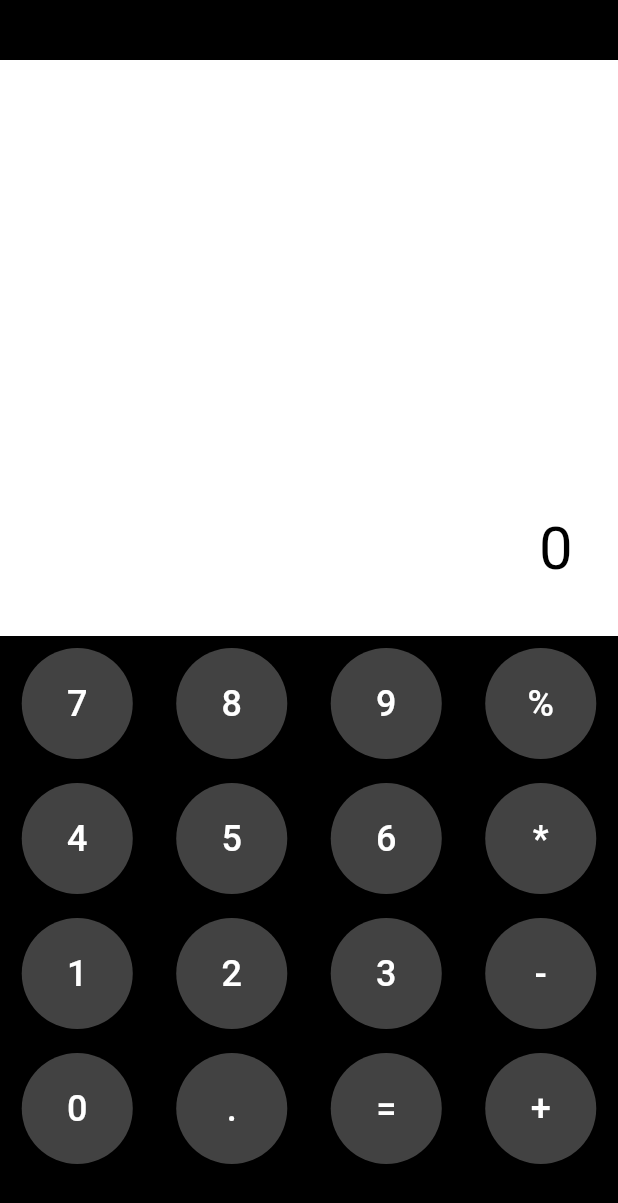
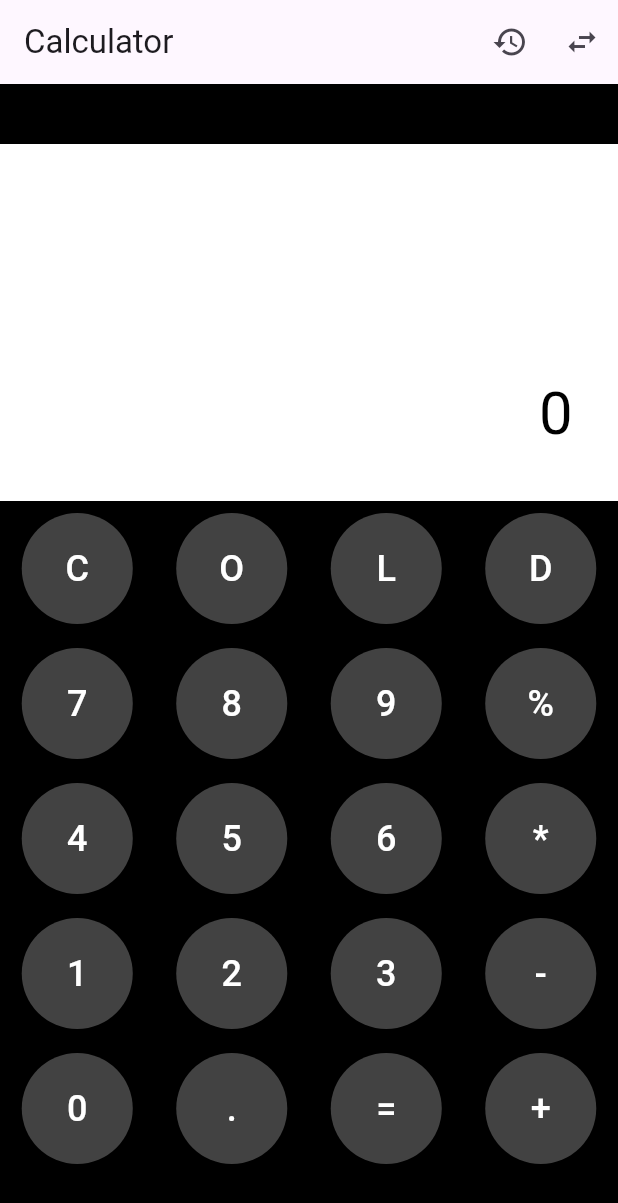
Before and after one commit to Panda0199/Calculator-with-logic, a Flutter app: the screen it shows after launch, on a phone screen of 412 x 824 dp. Shown: the top 1203 px of the screen. Run offline on Flutter 3.47's test engine with Material 3 defaults, Android fonts, the phone set to English and light mode, and no system bars; our stand-ins replace shared_preferences.

Commit message:
Add calculator app with converter and history

```diff
--- a/lib/main.dart
+++ b/lib/main.dart
@@ -1,4 +1,7 @@
 import 'package:flutter/material.dart';
+import 'controller/CalculatorController.dart';
+import 'converter_page.dart';
+import 'history_page.dart';
 
 void main() {
   runApp(MyApp());
@@ -15,10 +18,54 @@ class MyApp extends StatelessWidget {
   }
 }
 
-class CalculatorPage extends StatelessWidget {
+class CalculatorPage extends StatefulWidget {
+  @override
+  State<CalculatorPage> createState() => _CalculatorPageState();
+}
+
+class _CalculatorPageState extends State<CalculatorPage> {
+  final CalculatorController controller = CalculatorController();
+
+  @override
+  void dispose() {
+    controller.dispose();
+    super.dispose();
+  }
+
+  @override
+  void initState() {
+    super.initState();
+    controller.loadHistory();
+  }
+
   @override
   Widget build(BuildContext context) {
     return Scaffold(
+      appBar: AppBar(
+        title: const Text("Calculator"),
+        actions: [
+          IconButton(
+            icon: const Icon(Icons.history),
+            onPressed: () {
+              Navigator.push(
+                context,
+                MaterialPageRoute(
+                  builder: (context) => HistoryPage(controller: controller),
+                ),
+              );
+            },
+          ),
+          IconButton(
+            icon: const Icon(Icons.swap_horiz),
+            onPressed: () {
+              Navigator.push(
+                context,
+                MaterialPageRoute(builder: (context) => const ConverterPage()),
+              );
+            },
+          ),
+        ],
+      ),
       backgroundColor: Colors.black,
       body: Padding(
       padding: EdgeInsets.only(bottom: 40, top: 40),
@@ -26,24 +73,32 @@ class CalculatorPage extends StatelessWidget {
       children: [
       Expanded(
          child: Container(
-          color: Colors.white, // <-- add this
+         color: Colors.white,
         alignment: Alignment.bottomRight,
           padding: EdgeInsets.all(30),
-            child: Text(
-           "0",
+         child: ValueListenableBuilder<String>(
+           valueListenable: controller.display,
+          builder: (context, value, _) {
+           return Text(
+           value,
            style: TextStyle(
            fontSize: 40,
-           color: Colors.black, // text visible on white
+           color: Colors.black,
+           ),
+           );
+            },
              ),
            ),
             ),
+        Row(
+          children: [button("C"), button("O"), button("L"), button("D"),
+          ],
         ),
 
 
-          // Buttons
         Row(
               children: [
-              button("7"), button("8"), button("9"), button("%"),
+                button("7"), button("8"), button("9"), button("%"), // % = Clear
               ],
             ),
             Row(
@@ -57,7 +112,8 @@ class CalculatorPage extends StatelessWidget {
               ],
             ),
             Row(
-            children: [button("0"), button("."), button("="), button("+"),
+              children: [
+                button("0"), button("."), button("="), button("+"),
               ],
             ),
           ],
@@ -76,7 +132,9 @@ class CalculatorPage extends StatelessWidget {
             shape: CircleBorder(),
             padding: EdgeInsets.all(20),
           ),
-          onPressed: () {},
+          onPressed: () {
+            controller.press(text);
+          },
           child: Text(
             text,
             style: TextStyle(
--- /dev/null
+++ b/lib/model/CalculatorModel.dart
@@ -0,0 +1,17 @@
+class CalculatorModel {
+  String first = "";
+  String second = "";
+  String op = "";
+
+  void clear() {
+    first = "";
+    second = "";
+    op = "";
+  }
+
+  bool get hasFirst => first.isNotEmpty;
+  bool get hasSecond => second.isNotEmpty;
+  bool get hasOp => op.isNotEmpty;
+
+  String get currentValue => hasOp ? second : first;
+}
--- /dev/null
+++ b/lib/model/history_item.dart
@@ -0,0 +1,20 @@
+class HistoryItem {
+  final String calculation;
+  final String time;
+
+  HistoryItem({required this.calculation, required this.time});
+
+  Map<String, dynamic> toMap() {
+    return {
+      'calculation': calculation,
+      'time': time,
+    };
+  }
+
+  factory HistoryItem.fromMap(Map<String, dynamic> map) {
+    return HistoryItem(
+      calculation: map['calculation'],
+      time: map['time'],
+    );
+  }
+}
```
Also changed, not shown: lib/controller/CalculatorController.dart (added, +171 -0 lines), lib/controller/history_storage.dart (added, +26 -0 lines), lib/converter_page.dart (added, +62 -0 lines), lib/history_page.dart (added, +43 -0 lines), pubspec.yaml (+6 -4 lines), pubspec.lock, 7 other files. Lines whose indentation alone changed are shown as unchanged.
